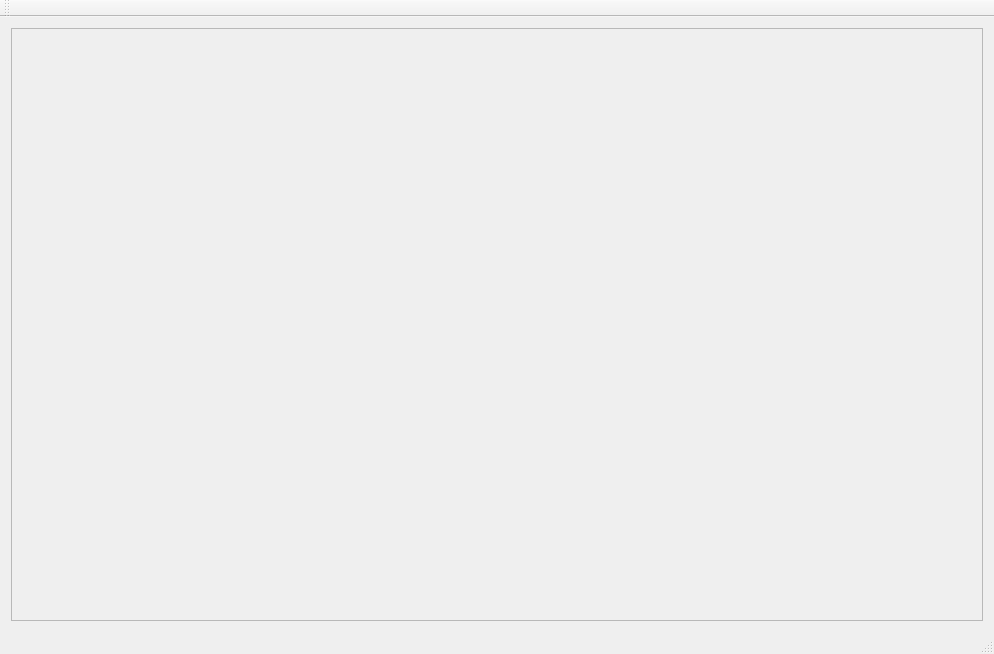
ideallx/Hexagon, file mainwindow.ui: the form before one commit.
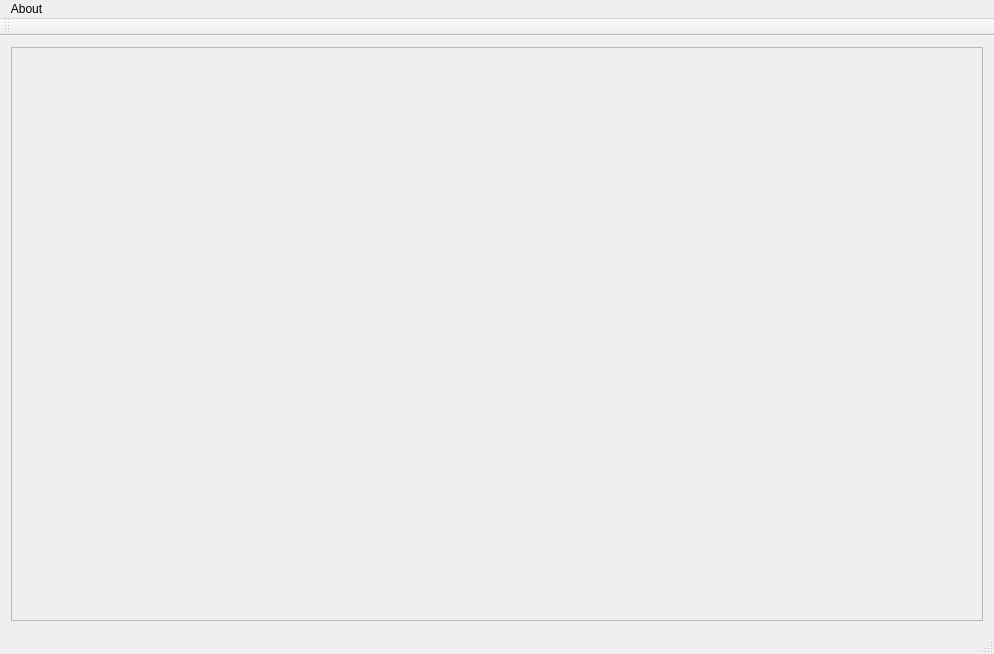
The form after the commit.

The edit to the form file:
```diff
--- a/mainwindow.ui
+++ b/mainwindow.ui
@@ -43,6 +43,13 @@
      <height>21</height>
     </rect>
    </property>
+   <widget class="QMenu" name="menuAbout">
+    <property name="title">
+     <string>About</string>
+    </property>
+    <addaction name="actionQt"/>
+   </widget>
+   <addaction name="menuAbout"/>
   </widget>
   <widget class="QToolBar" name="mainToolBar">
    <attribute name="toolBarArea">
```
Left out of the diff: 5 changed lines with no effect on the pictures.
